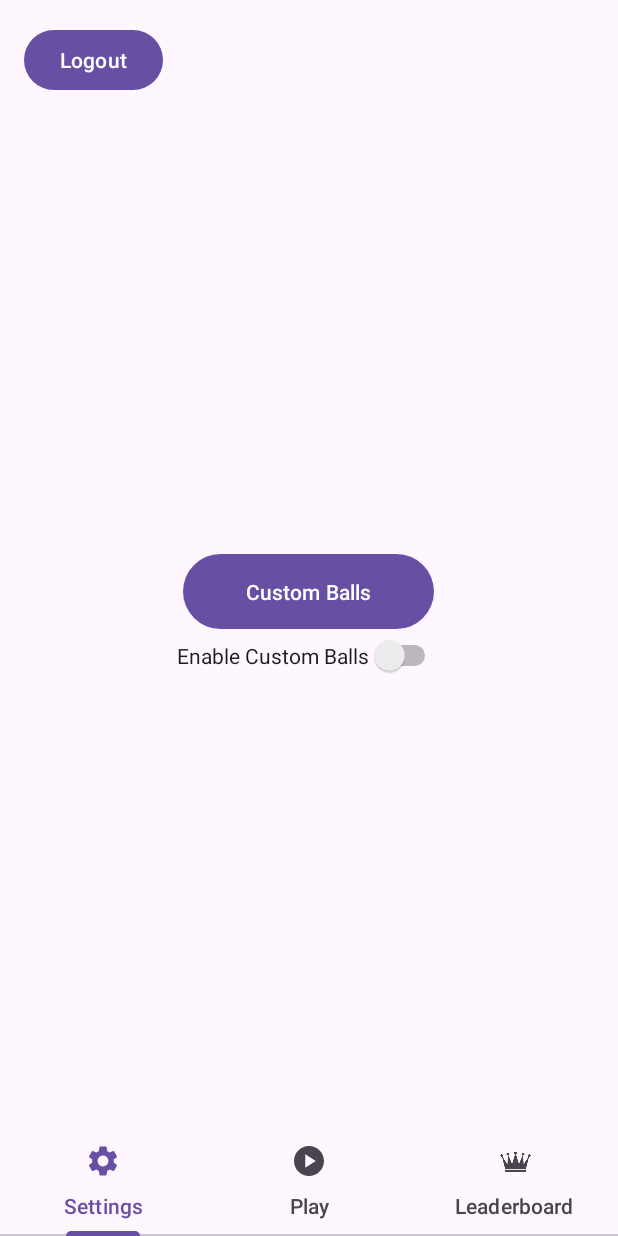
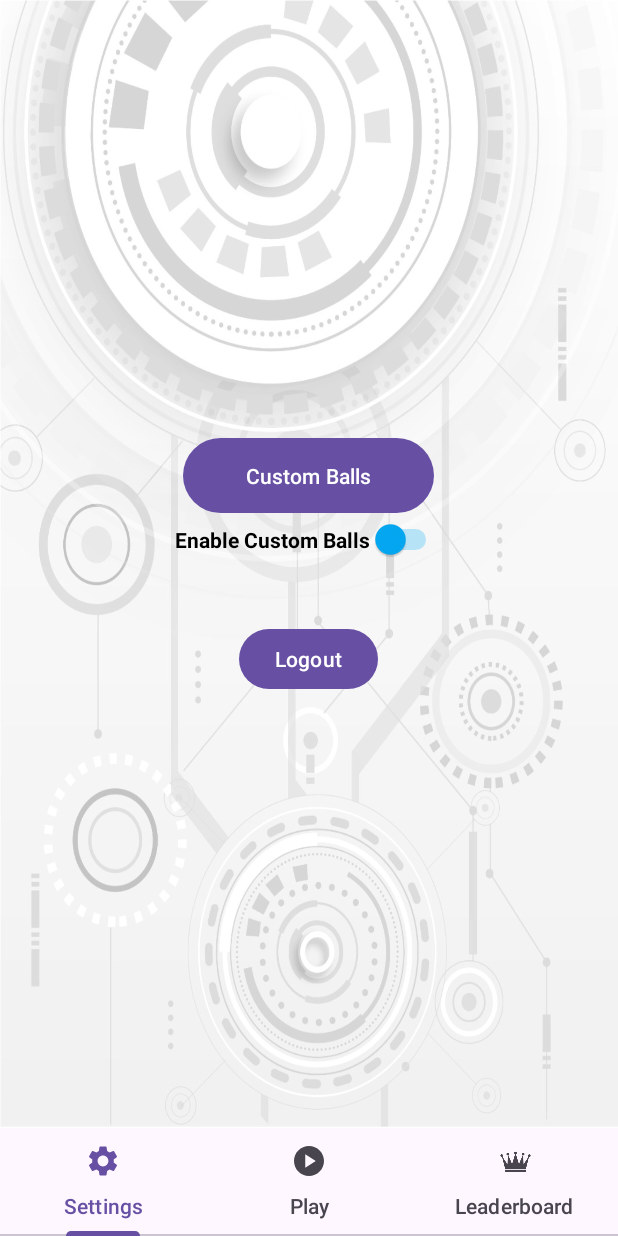
Before and after one commit to MaorKabalo/DropPopProject, an Android app: the screen it shows after launch once a user with an empty profile is signed in (HomeActivity), on a phone screen of 412 x 824 dp. Run offline under Robolectric (Android 15) with nearby library versions, the phone set to English and light mode, and no system bars; our stand-ins replace Firebase (no records; nobody signed in at launch, a user with empty details on screens opened directly); libraries missing offline, so code that uses them is left out: org.checkerframework.checker.

Commit message:
Some style changing

```diff
--- a/app/src/main/java/com/example/droppopproject/activities/HomeActivity.java
+++ b/app/src/main/java/com/example/droppopproject/activities/HomeActivity.java
@@ -87,7 +87,7 @@ public class HomeActivity extends AppCompatActivity {
             tab.setIcon(tabIcons[position]);
         }).attach();
 
-        setLogoutButton();
+       //setLogoutButton();
     }
 
     /**
@@ -137,26 +137,7 @@ public class HomeActivity extends AppCompatActivity {
     }
 
 
-    /**
-     * Sets up the logout button's click listener to handle user logout.
-     */
-    private void setLogoutButton() {
 
-        Button logoutButton = findViewById(R.id.logoutButton);
-        logoutButton.setOnClickListener(v -> {
-            mSP.resetSharedPreferences(true);
-            mSP.resetScore();
-            logout();
-        });
-    }
 
-    /**
-     * Logs out the current user and redirects to the login screen.
-     */
-    private void logout() {
-        FirebaseAuth.getInstance().signOut();
-        Intent myIntent = new Intent(this, LoginActivity.class);
-        startActivity(myIntent);
-        finish();
-    }
+
 }
--- a/app/src/main/java/com/example/droppopproject/fragments/SettingsFragment.java
+++ b/app/src/main/java/com/example/droppopproject/fragments/SettingsFragment.java
@@ -17,7 +17,9 @@ import com.example.droppopproject.BallsSharedPreferences;
 import com.example.droppopproject.R;
 import com.example.droppopproject.activities.CreateNewBallsActivity;
 import com.example.droppopproject.activities.GameActivity;
+import com.example.droppopproject.activities.LoginActivity;
 import com.example.droppopproject.game.Ball;
+import com.google.firebase.auth.FirebaseAuth;
 
 import java.util.ArrayList;
 
@@ -79,6 +81,8 @@ public class SettingsFragment extends Fragment {
             Intent intent = new Intent(getContext(), CreateNewBallsActivity.class);
             startActivity(intent);
         });
+
+        setLogoutButton(view);
 
         // Check if custom balls have been previously created
         if (savedCustomBalls == null) {
@@ -184,4 +188,31 @@ public class SettingsFragment extends Fragment {
         CreateNewBallsActivity.eraseCreatedCustomBalls();
         mBallsSP.setEnableCustomBalls(false);
     }
+
+
+
+    private void setLogoutButton(View view) {
+
+        view.findViewById(R.id.logoutButton).setOnClickListener(v -> {
+            mBallsSP.resetSharedPreferences(true);
+            mBallsSP.resetScore();
+            logout();
+        });
+    }
+
+
+    /**
+     * Logs out the current user and redirects to the login screen.
+     */
+    private void logout() {
+        FirebaseAuth.getInstance().signOut();
+        Intent myIntent = new Intent(getActivity(), LoginActivity.class);
+        startActivity(myIntent);
+        if (getActivity() != null) {
+            getActivity().finish();
+        }
+    }
+
+
+
 }
--- a/app/src/main/res/layout/activity_home.xml
+++ b/app/src/main/res/layout/activity_home.xml
@@ -7,14 +7,6 @@
     android:layout_height="match_parent"
     android:orientation="vertical"
     tools:context=".activities.HomeActivity">
-
-    <Button
-        android:id="@+id/logoutButton"
-        android:layout_width="wrap_content"
-        android:layout_height="wrap_content"
-        android:layout_marginStart="16dp"
-        android:layout_marginTop="16dp"
-        android:text="Logout" />
 
     <androidx.viewpager2.widget.ViewPager2
         android:id="@+id/viewPager"
--- a/app/src/main/res/layout/fragment_leaderboard.xml
+++ b/app/src/main/res/layout/fragment_leaderboard.xml
@@ -4,7 +4,8 @@
     xmlns:tools="http://schemas.android.com/tools"
     android:layout_width="match_parent"
     android:layout_height="match_parent"
-    tools:context=".fragments.LeaderboardFragment">
+    tools:context=".fragments.LeaderboardFragment"
+    android:background="@drawable/leaderboard_bg">
 
     <!-- Today Button -->
 
--- a/app/src/main/res/layout/fragment_play.xml
+++ b/app/src/main/res/layout/fragment_play.xml
@@ -3,7 +3,8 @@
     xmlns:tools="http://schemas.android.com/tools"
     android:layout_width="match_parent"
     android:layout_height="match_parent"
-    tools:context=".fragments.PlayFragment">
+    tools:context=".fragments.PlayFragment"
+    android:background="@drawable/game_bg">
 
     <Button
         android:id="@+id/playButton"
--- a/app/src/main/res/layout/fragment_settings.xml
+++ b/app/src/main/res/layout/fragment_settings.xml
@@ -5,7 +5,8 @@
     android:layout_height="match_parent"
     android:orientation="vertical"
     android:gravity="center"
-    tools:context=".fragments.SettingsFragment">
+    tools:context=".fragments.SettingsFragment"
+    android:background="@drawable/settings">
 
     <Button
         android:id="@+id/customBalls"
@@ -21,6 +22,20 @@
         android:layout_height="wrap_content"
         android:layout_gravity="center"
         android:text="Enable Custom Balls"
+        android:textColor="#000000"
+        android:textStyle="bold"
+        android:thumbTint="#03A9F4"
+        android:trackTint="#03A9F4"
         tools:ignore="UseSwitchCompatOrMaterialXml" />
 
+    <Space
+        android:layout_width="match_parent"
+        android:layout_height="42dp" />
+
+    <Button
+        android:id="@+id/logoutButton"
+        android:layout_width="wrap_content"
+        android:layout_height="wrap_content"
+        android:text="Logout" />
+
 </LinearLayout>
```
Also changed, not shown: app/src/main/java/com/example/droppopproject/fragments/PlayFragment.java (+7 -17 lines), app/src/main/res/drawable/leaderboard_bg.jpeg (added), app/src/main/res/drawable/settings.jpeg (added).
